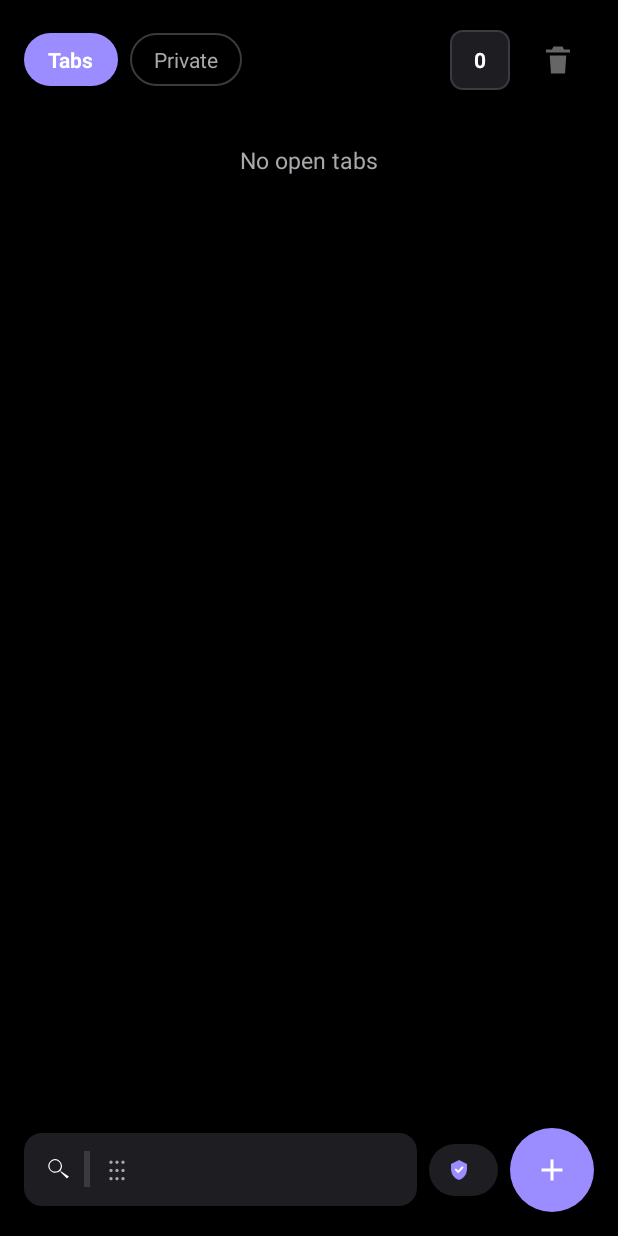
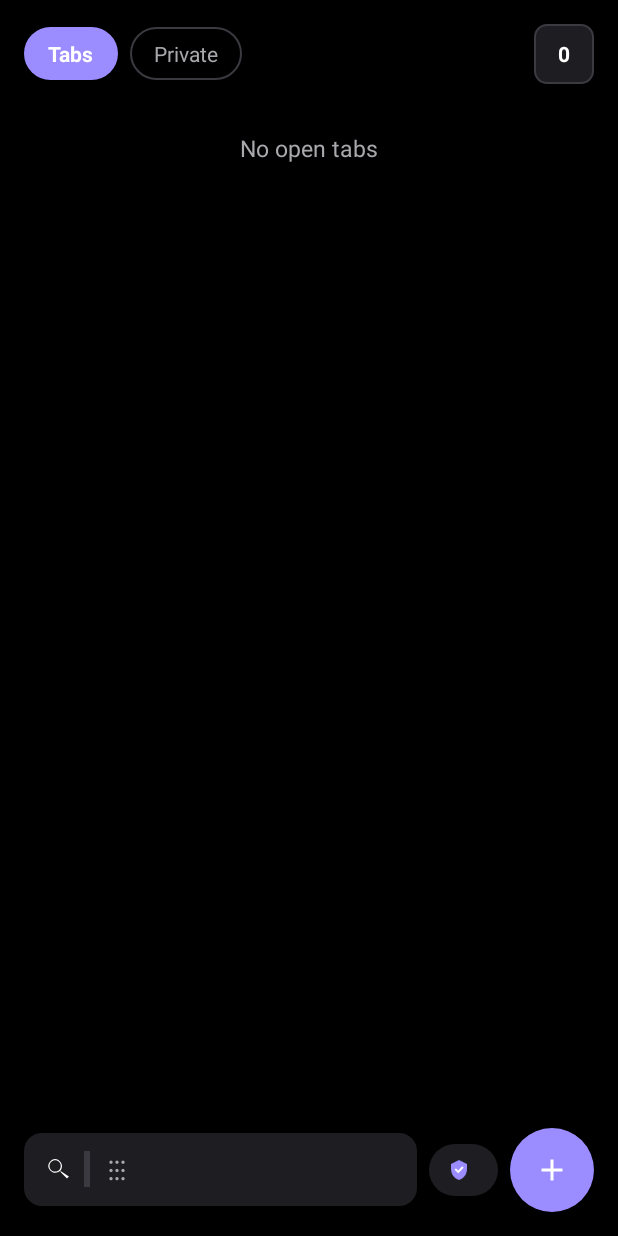
Before and after one commit to palashsuryavanshi/zyphra_browser, an Android app: the fragment TabsSheet placed in its activity, on a phone screen of 412 x 824 dp. Run offline under Robolectric (Android 15) with nearby library versions, the light colour scheme and no system bars; libraries missing offline, so code that uses them is left out: org.mozilla.geckoview; pictures from the network do not load; 7 statements that could not run were skipped.

Commit message:
Fix search-bar engine badge not updating, remove close-all from tab switcher
Search bar badge:
- The engine badge in the address-bar pill showed the wrong letter after the
  user changed the search engine in Settings. updateEngineBadge() ran in
  onCreate and selectTab but not onResume, so coming back from Settings kept
  the old engine's letter. It now runs in onResume, so the badge reflects the
  currently stored engine whenever the app returns to the foreground.

Tab switcher:
- Removed the "Close all" (trash) button from the tab switcher header and its
  wiring: the tray_close_all ImageButton in sheet_tabs.xml, the closeAllView
  field and onCloseAll callback in TabsSheet.kt, the closeAllTabs() function
  in MainActivity.kt, and the now-unused close_all_tabs / a11y_close_all_tabs
  string resources.
- Keystore path for release signing moved to the local zyphra-release.jks
  in the repo root (keystore.properties stays gitignored).

```diff
--- a/app/src/main/java/com/palash/librewolfandroid/TabsSheet.kt
+++ b/app/src/main/java/com/palash/librewolfandroid/TabsSheet.kt
@@ -32,7 +32,6 @@ class TabsSheet : BottomSheetDialogFragment() {
     var showGroups: Boolean = false
     var onSelect: (Long) -> Unit = {}
     var onClose: (Long) -> Unit = {}
-    var onCloseAll: (Boolean) -> Unit = {}
     var onNewTab: (Boolean) -> Unit = {}
     var onTabMenu: (TabItem) -> Unit = {}
 
@@ -48,7 +47,6 @@ class TabsSheet : BottomSheetDialogFragment() {
     private var trackersView: TextView? = null
     private var countView: TextView? = null
     private var emptyView: TextView? = null
-    private var closeAllView: View? = null
 
     override fun onCreateView(
         inflater: LayoutInflater,
@@ -140,10 +138,6 @@ class TabsSheet : BottomSheetDialogFragment() {
             visibility = if (showGroups) View.VISIBLE else View.GONE
             setOnClickListener { switchMode(MODE_GROUPS) }
         }
-        view.findViewById<View>(R.id.tray_close_all).apply {
-            closeAllView = this
-            setOnClickListener { onCloseAll(mode == MODE_PRIVATE) }
-        }
         view.findViewById<View>(R.id.sheet_new_tab).setOnClickListener {
             onNewTab(mode == MODE_PRIVATE)
             dismiss()
@@ -206,25 +200,6 @@ class TabsSheet : BottomSheetDialogFragment() {
         trackersView?.text = trackersText
         countView?.text = shown.size.toString()
         emptyView?.visibility = if (shown.isEmpty()) View.VISIBLE else View.GONE
-        // "Close all" with nothing to close did nothing at all, with no state to
-        // say so beforehand. Disabled and dimmed is the honest presentation: the
-        // control is real, and there is currently nothing for it to act on.
-        closeAllView?.apply {
-            val has = shown.isNotEmpty()
-            isEnabled = has
-            alpha = if (has) 1f else 0.4f
-            // Disabling is not enough on its own. A disabled view that is still
-            // focusable stays in the accessibility and keyboard traversal order,
-            // so a TalkBack or switch user can land on a control that does
-            // nothing and gets no explanation -- a dead stop with no way past it
-            // that looks like a working button. The empty-state text above the
-            // control is what tells them why.
-            isFocusable = has
-            contentDescription = view?.context?.getString(
-                R.string.a11y_close_all_tabs,
-                shown.size,
-            )
-        }
         emptyView?.text = getString(
             when (mode) {
                 MODE_PRIVATE -> R.string.no_private_tabs
--- a/app/src/main/res/layout/sheet_tabs.xml
+++ b/app/src/main/res/layout/sheet_tabs.xml
@@ -104,15 +104,6 @@
             android:text="5"
             android:textColor="@color/librewolf_text"
             android:textStyle="bold" />
-
-        <ImageButton
-            android:id="@+id/tray_close_all"
-            android:layout_width="48dp"
-            android:layout_height="48dp"
-            android:layout_marginStart="8dp"
-            android:background="?attr/selectableItemBackgroundBorderless"
-            android:contentDescription="@string/close_all_tabs"
-            android:src="@drawable/ic_trash" />
     </LinearLayout>
 
     <TextView
--- a/app/src/main/res/values/strings.xml
+++ b/app/src/main/res/values/strings.xml
@@ -29,7 +29,6 @@
     <string name="new_tab">New tab</string>
     <string name="new_private_tab">New private tab</string>
     <string name="tab_private">Private</string>
-    <string name="close_all_tabs">Close all tabs</string>
     <string name="homepage">Homepage</string>
     <string name="reload">Reload</string>
     <string name="share">Share</string>
@@ -693,7 +692,6 @@
     <string name="download_resume_done">Download resumed</string>
     <string name="download_cancel_done">Download canceled</string>
     <string name="download_retry_done">Download restarted</string>
-    <string name="a11y_close_all_tabs">Close all %1$d tabs</string>
     <string-array name="download_filters">
         <item>@string/filter_all</item>
         <item>@string/filter_images</item>
```
Also changed, not shown: app/src/main/java/com/palash/librewolfandroid/MainActivity.kt (+4 -28 lines).
